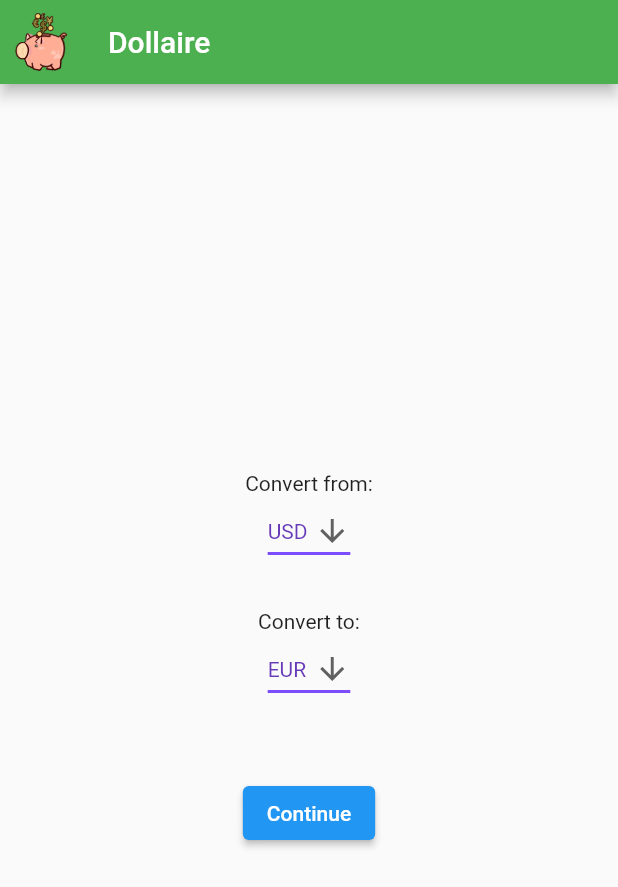
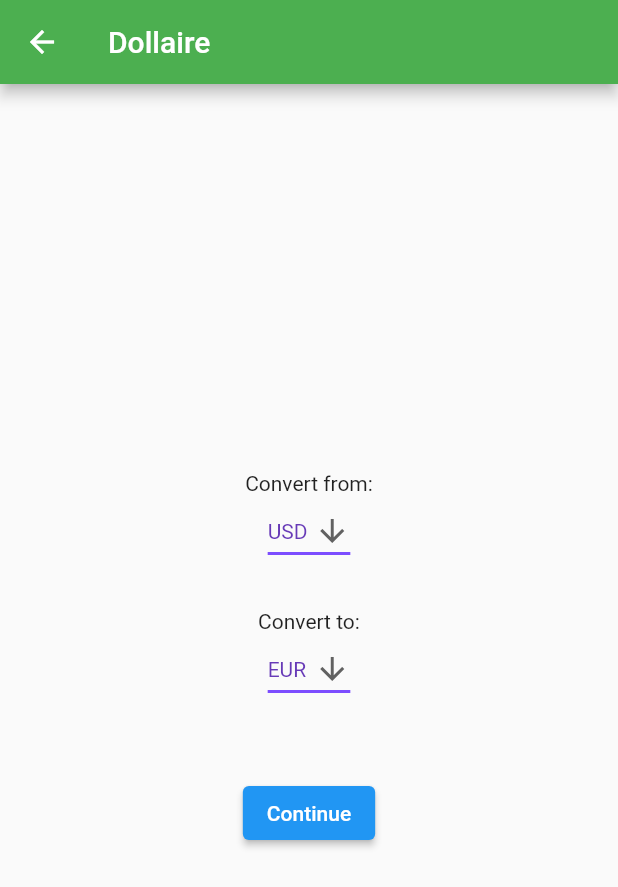
Before and after one commit to dbotello19/SeniorProject, a Flutter app: the SelectCurrencyPage screen opened directly, on a phone screen of 412 x 824 dp. Shown: the top 887 px of the screen. Run offline on Flutter 3.47's test engine with Material 2 defaults, Android fonts, the phone set to English and light mode, and no system bars; missing offline and left inert: dart:ffi, encrypt, mysql1.

Commit message:
changes done

```diff
--- a/lib/SelectCurrencyPage.dart
+++ b/lib/SelectCurrencyPage.dart
@@ -1,7 +1,9 @@
 import 'package:flutter/material.dart';
+import 'package:flutter/widgets.dart';
 import './utils/API.dart';
 import './globals.dart';
 import './ConvertPage.dart';
+import 'NavigationScreen.dart';
 
 class SelectCurrencyPage extends StatefulWidget {
   @override
@@ -9,6 +11,10 @@ class SelectCurrencyPage extends StatefulWidget {
 }
 
 class _SelectCurrencyPageState extends State<SelectCurrencyPage> {
+
+  navigateToNavigationPage() {
+    Navigator.pushReplacement(
+        context, MaterialPageRoute(builder: (context) => NavigationScreen()));}
   String dropdownValueFrom = 'USD';
   String dropdownValueTo = 'EUR';
   @override
@@ -16,10 +22,10 @@ class _SelectCurrencyPageState extends State<SelectCurrencyPage> {
     return Scaffold(
         appBar: AppBar(
           backgroundColor: Colors.green,
-           leading: Padding(
-          padding: const EdgeInsets.all(8.0),
-          child: Image.asset("lib/image/logo.png"),
-        ),
+           leading: IconButton(icon: Icon(Icons.arrow_back),
+        onPressed: (){
+          navigateToNavigationPage();
+        }),
           title: Text(
             'Dollaire',
             textAlign: TextAlign.center,
```
